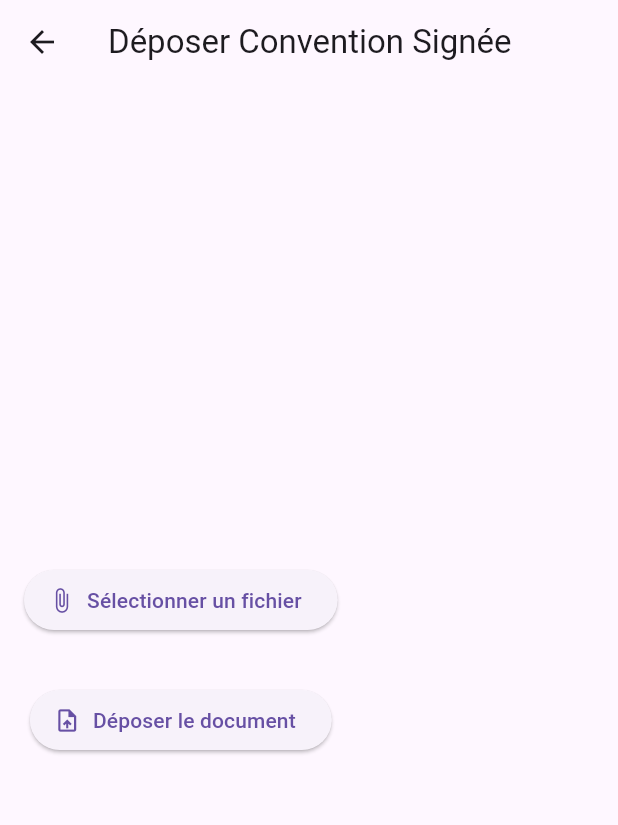
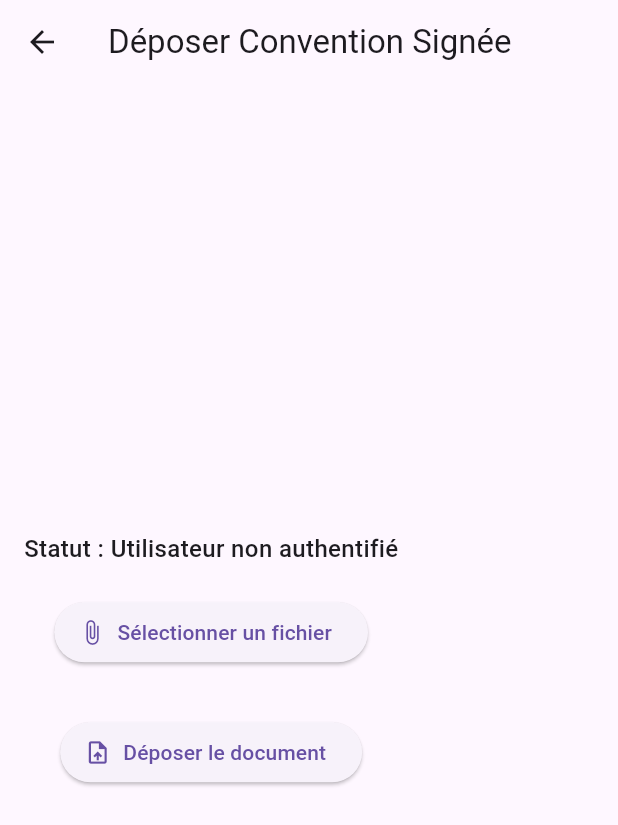
Before and after one commit to SaibiDhia/stage_app, a Flutter app: the DepotPage screen opened directly, after a tap on "Déposer le document", on a phone screen of 412 x 824 dp. Shown: the top 825 px of the screen. Run offline on Flutter 3.47's test engine with Material 3 defaults, Android fonts, the phone set to English and light mode, and no system bars; our stand-ins replace file_picker, shared_preferences; accounts and stored records are empty.

Commit message:
document status done

```diff
--- a/Frontend/lib/screens/depot_page.dart
+++ b/Frontend/lib/screens/depot_page.dart
@@ -2,6 +2,7 @@ import 'package:flutter/material.dart';
 import 'package:file_picker/file_picker.dart';
 import 'package:http/http.dart' as http;
 import 'dart:io';
+import 'dart:convert';
 import 'package:shared_preferences/shared_preferences.dart';
 
 class DepotPage extends StatefulWidget {
@@ -17,6 +18,36 @@ class _DepotPageState extends State<DepotPage> {
   File? _selectedFile;
   bool _isUploading = false;
   String? _uploadMessage;
+  String _statut = 'Chargement...';
+
+  @override
+  void initState() {
+    super.initState();
+    _fetchStatut();
+  }
+
+  Future<void> _fetchStatut() async {
+    final prefs = await SharedPreferences.getInstance();
+    final userId = prefs.getInt('userId');
+    if (userId == null) {
+      setState(() => _statut = 'Utilisateur non authentifié');
+      return;
+    }
+
+    final uri = Uri.parse(
+      'http://10.0.2.2:8081/api/documents/statut?userId=$userId&type=${Uri.encodeComponent(widget.documentType)}',
+    );
+
+    print(
+        '🔎 STATUT URL: http://10.0.2.2:8081/api/documents/statut?userId=$userId&type=${widget.documentType}');
+    final response = await http.get(uri);
+
+    if (response.statusCode == 200) {
+      setState(() => _statut = response.body.replaceAll('"', ''));
+    } else {
+      setState(() => _statut = 'Erreur lors du chargement du statut');
+    }
+  }
 
   Future<void> _pickFile() async {
     final result = await FilePicker.platform.pickFiles();
@@ -39,6 +70,14 @@ class _DepotPageState extends State<DepotPage> {
     final prefs = await SharedPreferences.getInstance();
     final userId = prefs.getInt('userId');
 
+    if (userId == null) {
+      setState(() {
+        _isUploading = false;
+        _uploadMessage = '❌ Utilisateur non authentifié';
+      });
+      return;
+    }
+
     final uri = Uri.parse('http://10.0.2.2:8081/api/documents/upload');
     final request = http.MultipartRequest('POST', uri)
       ..fields['type'] = widget.documentType
@@ -57,6 +96,7 @@ class _DepotPageState extends State<DepotPage> {
         _uploadMessage = '✅ Document déposé avec succès';
         _selectedFile = null;
       });
+      _fetchStatut();
     } else {
       setState(() {
         _uploadMessage = '❌ Échec du dépôt';
@@ -73,6 +113,10 @@ class _DepotPageState extends State<DepotPage> {
         child: Column(
           mainAxisAlignment: MainAxisAlignment.center,
           children: [
+            Text('Statut : $_statut',
+                style:
+                    const TextStyle(fontSize: 16, fontWeight: FontWeight.w500)),
+            const SizedBox(height: 20),
             ElevatedButton.icon(
               onPressed: _pickFile,
               icon: const Icon(Icons.attach_file),
```
